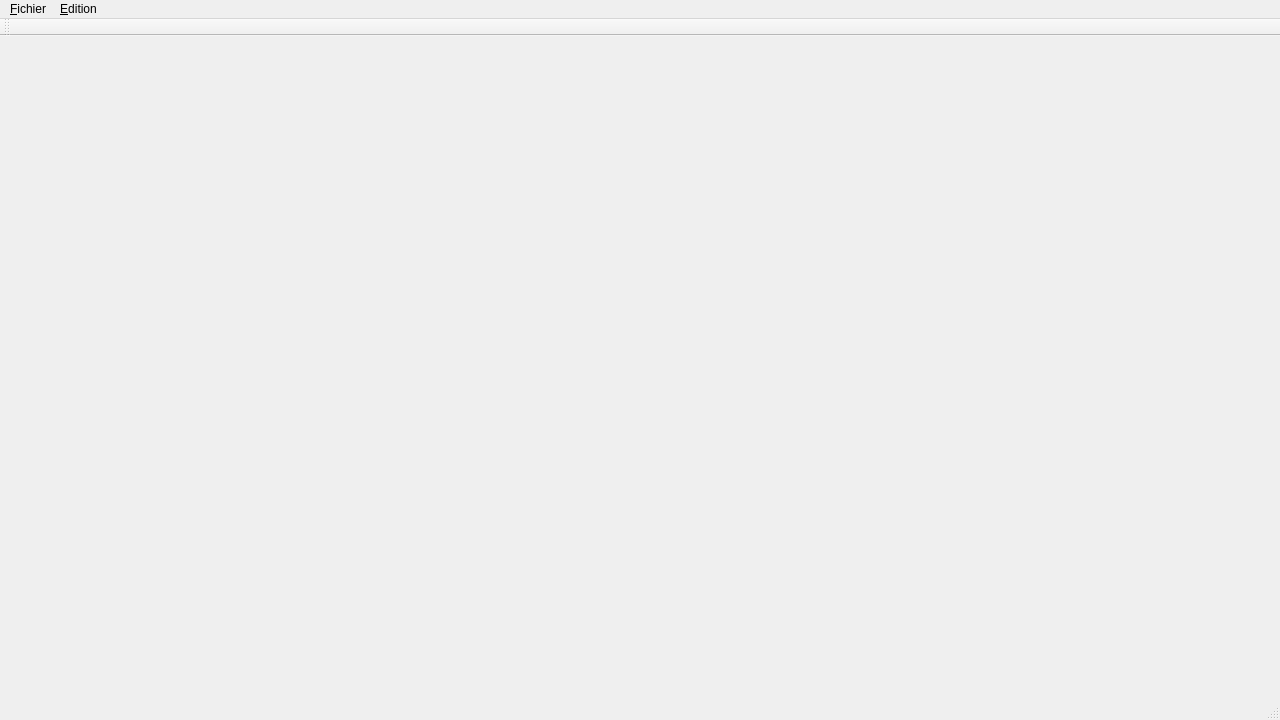
Old version of the form main_window.ui in the repository Elias-Developpement/alena-studio.
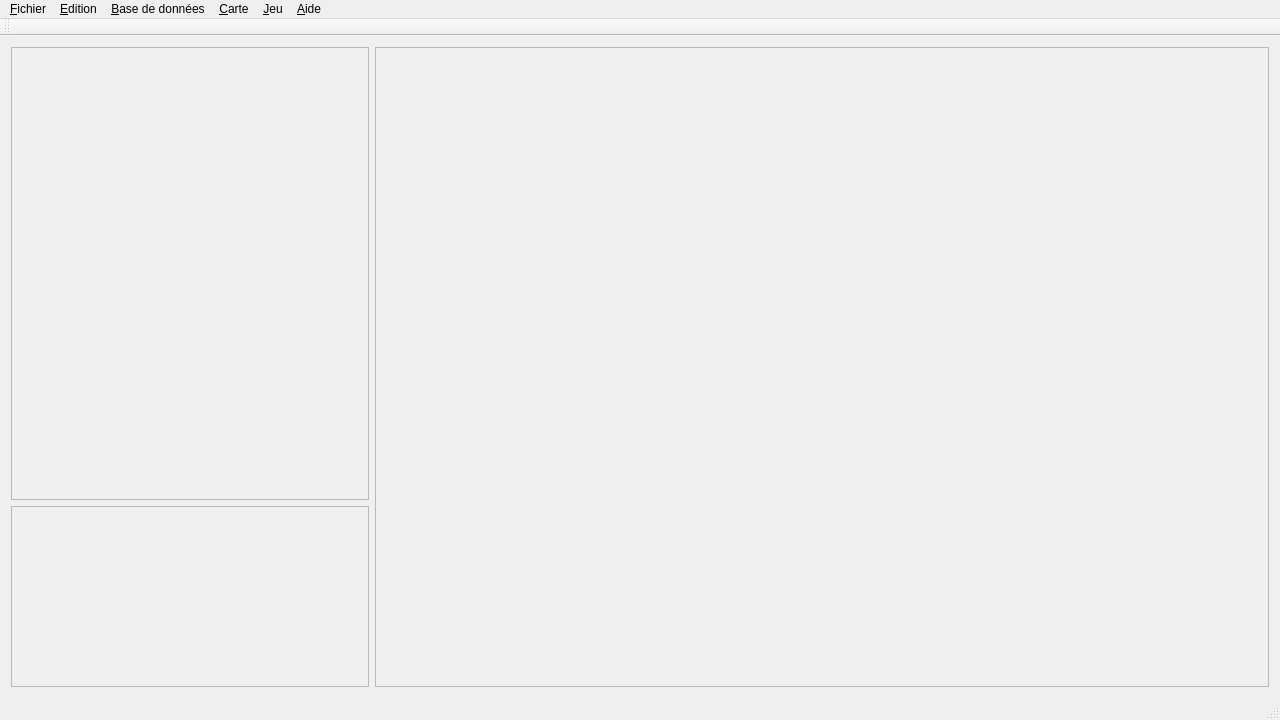
New version of the form. Icons and pictures are not drawn.

Diff of the .ui file:
```diff
--- a/main_window.ui
+++ b/main_window.ui
@@ -10,10 +10,57 @@
     <height>720</height>
    </rect>
   </property>
+  <property name="minimumSize">
+   <size>
+    <width>1280</width>
+    <height>720</height>
+   </size>
+  </property>
   <property name="windowTitle">
    <string>MainWindow</string>
   </property>
-  <widget class="QWidget" name="centralWidget"/>
+  <property name="windowIcon">
+   <iconset>
+    <normaloff>../../../../../Images/logo1.png</normaloff>../../../../../Images/logo1.png</iconset>
+  </property>
+  <property name="statusTip">
+   <string/>
+  </property>
+  <property name="layoutDirection">
+   <enum>Qt::LeftToRight</enum>
+  </property>
+  <property name="tabShape">
+   <enum>QTabWidget::Rounded</enum>
+  </property>
+  <widget class="QWidget" name="centralWidget">
+   <layout class="QHBoxLayout" name="horizontalLayout" stretch="2,5">
+    <item>
+     <layout class="QVBoxLayout" name="left_side" stretch="5,2">
+      <item>
+       <widget class="QGraphicsView" name="tileset_view">
+        <property name="enabled">
+         <bool>false</bool>
+        </property>
+       </widget>
+      </item>
+      <item>
+       <widget class="QTreeView" name="project_tree">
+        <property name="enabled">
+         <bool>false</bool>
+        </property>
+       </widget>
+      </item>
+     </layout>
+    </item>
+    <item>
+     <widget class="QGraphicsView" name="map_view">
+      <property name="enabled">
+       <bool>false</bool>
+      </property>
+     </widget>
+    </item>
+   </layout>
+  </widget>
   <widget class="QMenuBar" name="menuBar">
    <property name="geometry">
     <rect>
@@ -38,9 +85,75 @@
     <property name="title">
      <string>&amp;Edition</string>
     </property>
+    <addaction name="menu_cancel"/>
+    <addaction name="menu_restore"/>
+    <addaction name="separator"/>
+    <addaction name="menu_cut"/>
+    <addaction name="menu_copy"/>
+    <addaction name="menu_paste"/>
+    <addaction name="separator"/>
+    <addaction name="menu_preferences"/>
+   </widget>
+   <widget class="QMenu" name="menu_database">
+    <property name="title">
+     <string>&amp;Base de données</string>
+    </property>
+    <addaction name="menu_characters"/>
+    <addaction name="menu_ennemies"/>
+    <addaction name="menu_tilesets"/>
+    <addaction name="menu_animations"/>
+    <addaction name="menu_common_events"/>
+   </widget>
+   <widget class="QMenu" name="menu_map">
+    <property name="title">
+     <string>&amp;Carte</string>
+    </property>
+    <widget class="QMenu" name="menu_zoom_2">
+     <property name="enabled">
+      <bool>false</bool>
+     </property>
+     <property name="title">
+      <string>Zoom</string>
+     </property>
+     <addaction name="menu_zoom_25"/>
+     <addaction name="menu_zoom_50"/>
+     <addaction name="menu_zoom_100"/>
+    </widget>
+    <addaction name="menu_brush"/>
+    <addaction name="menu_rectangle"/>
+    <addaction name="menu_selection"/>
+    <addaction name="separator"/>
+    <addaction name="menu_zoom_2"/>
+    <addaction name="separator"/>
+    <addaction name="menu_events"/>
+    <addaction name="menu_low_layer"/>
+    <addaction name="menu_high_layer"/>
+   </widget>
+   <widget class="QMenu" name="menu_jeu">
+    <property name="title">
+     <string>&amp;Jeu</string>
+    </property>
+    <addaction name="menu_fullscreen"/>
+    <addaction name="menu_debug"/>
+    <addaction name="separator"/>
+    <addaction name="menu_test_project"/>
+   </widget>
+   <widget class="QMenu" name="menu_help">
+    <property name="title">
+     <string>&amp;Aide</string>
+    </property>
+    <addaction name="menu_check_update"/>
+    <addaction name="menu_website"/>
+    <addaction name="menu_guide"/>
+    <addaction name="separator"/>
+    <addaction name="menu_about"/>
    </widget>
    <addaction name="menu_file"/>
    <addaction name="menu_edit"/>
+   <addaction name="menu_database"/>
+   <addaction name="menu_map"/>
+   <addaction name="menu_jeu"/>
+   <addaction name="menu_help"/>
   </widget>
   <widget class="QToolBar" name="mainToolBar">
    <attribute name="toolBarArea">
```
Left out of the diff: 293 changed lines with no effect on the pictures.
